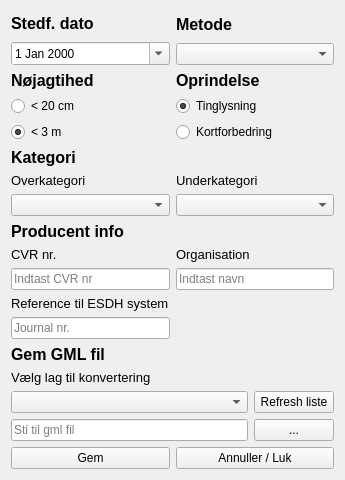
Old version of the form tinglysning_gml_dialog_base.ui in the repository danielarnason/TinglysningGml.
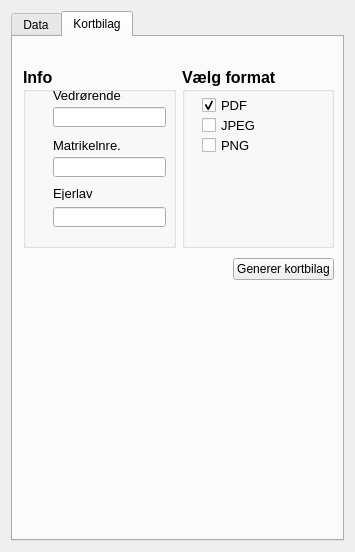
New version of the form. The open tabs and pages were chosen to show the change.

Commit message: Kortbilag faneblad tilføjet. Åbn i QGIS flueben tilføjet i data faneblad

```diff
--- a/tinglysning_gml_dialog_base.ui
+++ b/tinglysning_gml_dialog_base.ui
@@ -6,13 +6,23 @@
    <rect>
     <x>0</x>
     <y>0</y>
-    <width>345</width>
-    <height>480</height>
+    <width>355</width>
+    <height>552</height>
    </rect>
   </property>
   <property name="windowTitle">
    <string>GML til Tinglysning</string>
   </property>
+  <layout class="QGridLayout" name="gridLayout_11">
+   <item row="1" column="0">
+    <widget class="QTabWidget" name="tabWidget">
+     <property name="currentIndex">
+      <number>0</number>
+     </property>
+     <widget class="QWidget" name="tab">
+      <attribute name="title">
+       <string>Data</string>
+      </attribute>
   <layout class="QGridLayout" name="gridLayout_10">
    <item row="0" column="0" colspan="2">
     <layout class="QGridLayout" name="gridLayout_8">
@@ -283,21 +293,14 @@
    </item>
    <item row="4" column="0" colspan="2">
     <layout class="QGridLayout" name="gridLayout_6">
-     <item row="3" column="1">
+         <item row="4" column="2">
       <widget class="QPushButton" name="pushButton_3">
        <property name="text">
         <string>...</string>
        </property>
       </widget>
      </item>
-     <item row="2" column="1">
-      <widget class="QPushButton" name="pushButton_4">
-       <property name="text">
-        <string>Refresh liste</string>
-       </property>
-      </widget>
-     </item>
-     <item row="1" column="0">
+         <item row="1" column="1">
       <widget class="QLabel" name="label_10">
        <property name="font">
         <font>
@@ -309,7 +312,7 @@
        </property>
       </widget>
      </item>
-     <item row="3" column="0">
+         <item row="4" column="1">
       <layout class="QHBoxLayout" name="horizontalLayout">
        <item>
         <widget class="QLineEdit" name="lineEdit_4">
@@ -320,10 +323,7 @@
        </item>
       </layout>
      </item>
-     <item row="2" column="0">
-      <widget class="QComboBox" name="comboBox_2"/>
-     </item>
-     <item row="0" column="0">
+         <item row="0" column="1">
       <widget class="QLabel" name="label_8">
        <property name="font">
         <font>
@@ -337,25 +337,258 @@
        </property>
       </widget>
      </item>
-    </layout>
-   </item>
-   <item row="5" column="0" colspan="2">
-    <layout class="QHBoxLayout" name="horizontalLayout_2">
+         <item row="2" column="1">
+          <widget class="QComboBox" name="comboBox_2"/>
+         </item>
+         <item row="5" column="1">
+          <widget class="QCheckBox" name="checkBox_4">
+           <property name="text">
+            <string>Åbn gml fil i QGIS</string>
+           </property>
+          </widget>
+         </item>
+         <item row="2" column="2">
+          <widget class="QPushButton" name="pushButton_4">
+           <property name="text">
+            <string>Refresh liste</string>
+           </property>
+          </widget>
+         </item>
+        </layout>
+       </item>
+      </layout>
+     </widget>
+     <widget class="QWidget" name="tab_2">
+      <attribute name="title">
+       <string>Kortbilag</string>
+      </attribute>
+      <widget class="QWidget" name="">
+       <property name="geometry">
+        <rect>
+         <x>10</x>
+         <y>30</y>
+         <width>311</width>
+         <height>181</height>
+        </rect>
+       </property>
+       <layout class="QHBoxLayout" name="horizontalLayout_3">
      <item>
-      <widget class="QPushButton" name="pushButton">
+         <widget class="QGroupBox" name="groupBox">
+          <property name="font">
+           <font>
+            <pointsize>12</pointsize>
+            <weight>75</weight>
+            <bold>true</bold>
+           </font>
+          </property>
+          <property name="title">
+           <string>Info</string>
+          </property>
+          <widget class="QLineEdit" name="lineEdit_7">
+           <property name="geometry">
+            <rect>
+             <x>30</x>
+             <y>140</y>
+             <width>113</width>
+             <height>20</height>
+            </rect>
+           </property>
+          </widget>
+          <widget class="QLineEdit" name="lineEdit_5">
+           <property name="geometry">
+            <rect>
+             <x>30</x>
+             <y>40</y>
+             <width>113</width>
+             <height>20</height>
+            </rect>
+           </property>
+          </widget>
+          <widget class="QLabel" name="label_14">
+           <property name="geometry">
+            <rect>
+             <x>30</x>
+             <y>20</y>
+             <width>71</width>
+             <height>16</height>
+            </rect>
+           </property>
+           <property name="font">
+            <font>
+             <pointsize>10</pointsize>
+             <weight>50</weight>
+             <bold>false</bold>
+            </font>
+           </property>
        <property name="text">
-        <string>Gem</string>
-       </property>
-      </widget>
+            <string>Vedrørende</string>
+           </property>
+          </widget>
+          <widget class="QLabel" name="label_16">
+           <property name="geometry">
+            <rect>
+             <x>30</x>
+             <y>120</y>
+             <width>46</width>
+             <height>13</height>
+            </rect>
+           </property>
+           <property name="font">
+            <font>
+             <pointsize>10</pointsize>
+             <weight>50</weight>
+             <bold>false</bold>
+            </font>
+           </property>
+           <property name="text">
+            <string>Ejerlav</string>
+           </property>
+          </widget>
+          <widget class="QLabel" name="label_15">
+           <property name="geometry">
+            <rect>
+             <x>30</x>
+             <y>70</y>
+             <width>71</width>
+             <height>16</height>
+            </rect>
+           </property>
+           <property name="font">
+            <font>
+             <pointsize>10</pointsize>
+             <weight>50</weight>
+             <bold>false</bold>
+            </font>
+           </property>
+           <property name="text">
+            <string>Matrikelnre.</string>
+           </property>
+          </widget>
+          <widget class="QLineEdit" name="lineEdit_6">
+           <property name="geometry">
+            <rect>
+             <x>30</x>
+             <y>90</y>
+             <width>113</width>
+             <height>20</height>
+            </rect>
+           </property>
+          </widget>
+         </widget>
      </item>
      <item>
-      <widget class="QPushButton" name="pushButton_2">
+         <widget class="QGroupBox" name="groupBox_2">
+          <property name="font">
+           <font>
+            <pointsize>12</pointsize>
+            <weight>75</weight>
+            <bold>true</bold>
+           </font>
+          </property>
+          <property name="title">
+           <string>Vælg format</string>
+          </property>
+          <widget class="QCheckBox" name="checkBox_3">
+           <property name="geometry">
+            <rect>
+             <x>20</x>
+             <y>70</y>
+             <width>91</width>
+             <height>17</height>
+            </rect>
+           </property>
+           <property name="font">
+            <font>
+             <pointsize>10</pointsize>
+             <weight>50</weight>
+             <bold>false</bold>
+            </font>
+           </property>
        <property name="text">
-        <string>Annuller / Luk</string>
-       </property>
-      </widget>
-     </item>
-    </layout>
+            <string>PNG</string>
+           </property>
+          </widget>
+          <widget class="QCheckBox" name="checkBox_2">
+           <property name="geometry">
+            <rect>
+             <x>20</x>
+             <y>50</y>
+             <width>91</width>
+             <height>17</height>
+            </rect>
+           </property>
+           <property name="font">
+            <font>
+             <pointsize>10</pointsize>
+             <weight>50</weight>
+             <bold>false</bold>
+            </font>
+           </property>
+           <property name="text">
+            <string>JPEG</string>
+           </property>
+          </widget>
+          <widget class="QCheckBox" name="checkBox">
+           <property name="geometry">
+            <rect>
+             <x>20</x>
+             <y>30</y>
+             <width>91</width>
+             <height>17</height>
+            </rect>
+           </property>
+           <property name="font">
+            <font>
+             <pointsize>10</pointsize>
+             <weight>50</weight>
+             <bold>false</bold>
+            </font>
+           </property>
+           <property name="text">
+            <string>PDF</string>
+           </property>
+           <property name="checked">
+            <bool>true</bool>
+           </property>
+          </widget>
+         </widget>
+        </item>
+       </layout>
+      </widget>
+      <widget class="QWidget" name="">
+       <property name="geometry">
+        <rect>
+         <x>10</x>
+         <y>220</y>
+         <width>311</width>
+         <height>25</height>
+        </rect>
+       </property>
+       <layout class="QHBoxLayout" name="horizontalLayout_4">
+        <item>
+         <spacer name="horizontalSpacer">
+          <property name="orientation">
+           <enum>Qt::Horizontal</enum>
+          </property>
+          <property name="sizeHint" stdset="0">
+           <size>
+            <width>148</width>
+            <height>20</height>
+           </size>
+          </property>
+         </spacer>
+        </item>
+        <item>
+         <widget class="QPushButton" name="pushButton_5">
+          <property name="text">
+           <string>Generer kortbilag</string>
+          </property>
+         </widget>
+        </item>
+       </layout>
+      </widget>
+     </widget>
+    </widget>
    </item>
   </layout>
  </widget>
```
Left out of the diff: 300 changed lines with no effect on the pictures. Lines whose indentation alone changed are shown as unchanged.
